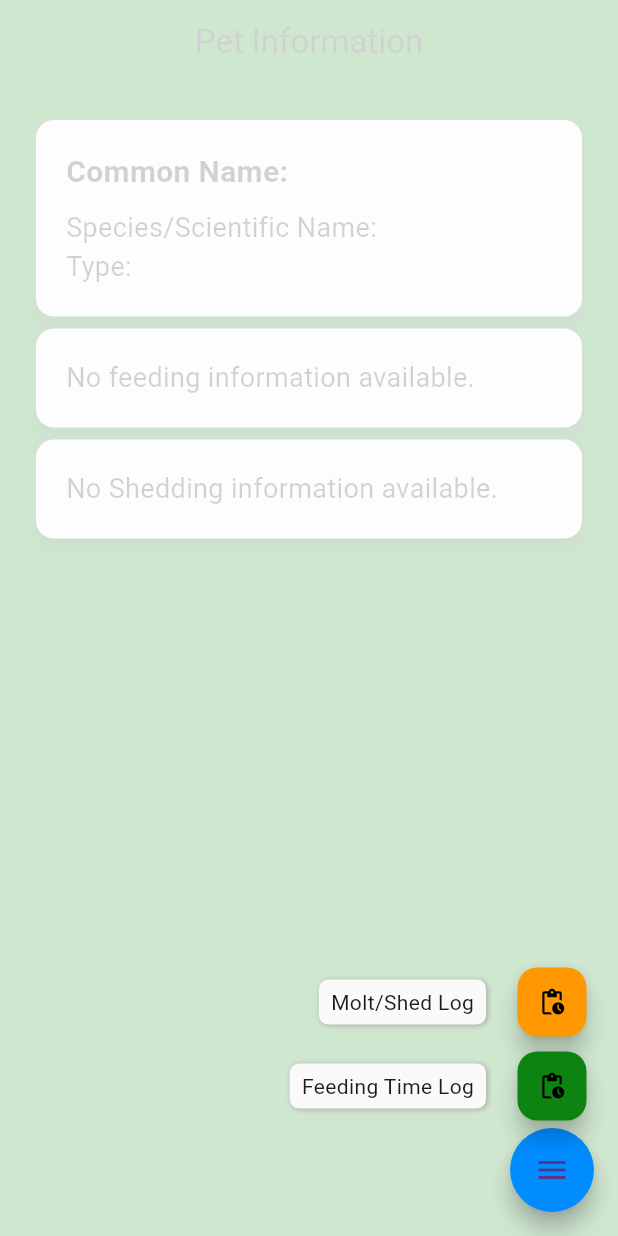
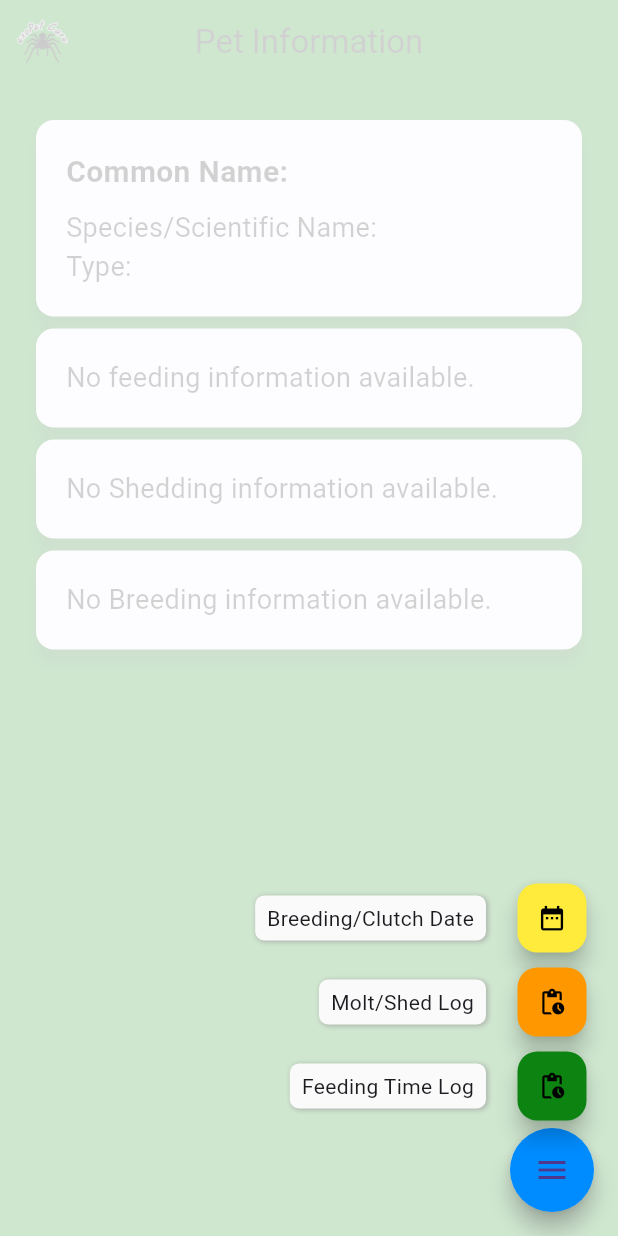
Before and after one commit to amabee/exopet, a Flutter app: the PetInformationPage screen opened directly with empty values, after a tap on the "menu" icon, on a phone screen of 412 x 824 dp. Run offline on Flutter 3.47's test engine with Material 3 defaults, Android fonts, the light colour scheme and no system bars; drawn by our look-alikes of flutter_speed_dial; network calls fail.

Commit message:
updated code

```diff
--- a/lib/main.dart
+++ b/lib/main.dart
@@ -177,7 +177,7 @@ class HomePage extends StatelessWidget {
   }
 
   void login(BuildContext context, String username, String password) async {
-    var link = "http://192.168.1.3/exopet/pet.php/";
+    var link = "http://192.168.1.7/exopet/pet.php/";
 
     try {
       final jsonData = {
--- a/lib/pet_info.dart
+++ b/lib/pet_info.dart
@@ -16,40 +16,55 @@ class PetInformationPage extends StatelessWidget {
     required this.petType,
     required this.petSpecies,
     required this.id,
-
-
   }) : super(key: key);
 
   @override
   Widget build(BuildContext context) {
     return Scaffold(
       appBar: AppBar(
-        leading: Image.asset('assets/logo.png', width: 60),
+        leading: GestureDetector(
+            onTap: () {
+              Navigator.pop(context);
+            },
+            child: Image.asset('assets/logo.png', width: 60)),
         backgroundColor: Color.fromARGB(255, 13, 132, 17),
         centerTitle: true,
         title: Text('Pet Information'),
       ),
-      backgroundColor:Color.fromARGB(255, 13, 132, 17) ,
+      backgroundColor: Color.fromARGB(255, 13, 132, 17),
       floatingActionButton: SpeedDial(
         backgroundColor: const Color.fromARGB(255, 0, 140, 255),
         icon: Icons.menu,
         children: [
           SpeedDialChild(
-            child: Icon(Icons.pending_actions),
-            backgroundColor:  Color.fromARGB(255, 13, 132, 17,),
+            child: const Icon(Icons.pending_actions),
+            backgroundColor: const Color.fromARGB(
+              255,
+              13,
+              132,
+              17,
+            ),
             label: 'Feeding Time Log',
             onTap: () {
               showLastFoodDialog(context);
             },
           ),
           SpeedDialChild(
-            child: Icon(Icons.pending_actions),
+            child: const Icon(Icons.pending_actions),
             backgroundColor: Colors.orange,
             label: 'Molt/Shed Log',
             onTap: () {
               _showSheddingDateTimePicker(context);
             },
           ),
+          SpeedDialChild(
+            child: const Icon(Icons.date_range),
+            backgroundColor: Colors.yellow,
+            label: 'Breeding/Clutch Date',
+            onTap: () {
+              _showBreedingDatePicker(context);
+            },
+          )
         ],
       ),
       body: Padding(
@@ -77,7 +92,6 @@ class PetInformationPage extends StatelessWidget {
                       'Type: $petType',
                       style: TextStyle(fontSize: 18),
                     ),
-
                   ],
                 ),
               ),
@@ -185,6 +199,58 @@ class PetInformationPage extends StatelessWidget {
                 }
               },
             ),
+
+            FutureBuilder<List<String>?>(
+              future: fetBreedingInfo(id),
+              builder: (context, snapshot) {
+                if (snapshot.connectionState == ConnectionState.waiting) {
+                  return Center(child: CircularProgressIndicator());
+                } else if (snapshot.hasError) {
+                  return Text('Error: ${snapshot.error}');
+                } else {
+                  final List<String>? lastFed = snapshot.data;
+                  if (lastFed != null && lastFed.isNotEmpty) {
+                    return Card(
+                      elevation: 5,
+                      child: Padding(
+                        padding: const EdgeInsets.all(20.0),
+                        child: Column(
+                          crossAxisAlignment: CrossAxisAlignment.start,
+                          children: [
+                            const Text(
+                              'BREEDING INFORMATION',
+                              style: TextStyle(
+                                  fontSize: 20, fontWeight: FontWeight.bold),
+                            ),
+                            SizedBox(height: 10),
+                            Column(
+                              crossAxisAlignment: CrossAxisAlignment.start,
+                              children: lastFed.map((timestamp) {
+                                return Text(
+                                  "• $timestamp",
+                                  style: TextStyle(fontSize: 18),
+                                );
+                              }).toList(),
+                            ),
+                          ],
+                        ),
+                      ),
+                    );
+                  } else {
+                    return const Card(
+                      elevation: 5,
+                      child: Padding(
+                        padding: const EdgeInsets.all(20.0),
+                        child: Text(
+                          'No Breeding information available.',
+                          style: TextStyle(fontSize: 18),
+                        ),
+                      ),
+                    );
+                  }
+                }
+              },
+            ),
           ],
         ),
       ),
@@ -242,13 +308,10 @@ class PetInformationPage extends StatelessWidget {
           actions: <Widget>[
             TextButton(
               onPressed: () {
-                // Call _showFeedingDateTimePicker without await
                 _showFeedingDateTimePicker(context, thefood)
                     .then((selectedDateTime) {
-                  if (selectedDateTime != null) {
-                    // Optionally, you can handle the selectedDateTime here
-                  }
-                  Navigator.of(context).pop(); // Close the dialog
+                  if (selectedDateTime != null) {}
+                  Navigator.of(context).pop();
                 });
               },
               child: Text('OK'),
@@ -289,8 +352,37 @@ class PetInformationPage extends StatelessWidget {
     }
   }
 
+  void _showBreedingDatePicker(BuildContext context) async {
+    final DateTime? pickedDate = await showDatePicker(
+      context: context,
+      initialDate: DateTime.now(),
+      firstDate: DateTime(2020),
+      lastDate: DateTime(2025),
+    );
+
+    if (pickedDate != null) {
+      _showClutchDatePicker(context, pickedDate);
+      print('Selected Date: $pickedDate');
+    }
+  }
+
+  void _showClutchDatePicker(BuildContext context, DateTime breedDate) async {
+    final DateTime? cdate = await showDatePicker(
+      context: context,
+      initialDate: breedDate,
+      firstDate: breedDate,
+      lastDate: DateTime(2025),
+    );
+
+    if (cdate != null) {
+      addBreedingDate(id, breedDate, cdate);
+      print('Selected Clutch Date: $cdate');
+    }
+  }
+}
+
 Future<List<String>?> fetchLastFed(int petid) async {
-    var link = "http://192.168.180.62/exopet/pet.php/";
+  var link = "http://192.168.1.7/exopet/pet.php/";
 
   final Map<String, dynamic> json = {"pet_id": petid};
   final query = {
@@ -308,9 +400,10 @@ class PetInformationPage extends StatelessWidget {
         // Extract all the last fed timestamps from the entries
         final timestamps = res.map((entry) {
           final String lastfed = entry['lastfed'] as String;
-            final String? food = entry['typeof_food']
-                as String?;
-            return food != null ? "Last fed: $lastfed (Type of food: $food)" : lastfed;
+          final String? food = entry['typeof_food'] as String?;
+          return food != null
+              ? "Last fed: $lastfed (Type of food: $food)"
+              : lastfed;
         }).toList();
 
         return timestamps;
@@ -326,7 +419,7 @@ class PetInformationPage extends StatelessWidget {
 }
 
 Future<List<String>?> fetchLastShed(int petid) async {
-    var link = "http://192.168.180.62/exopet/pet.php/";
+  var link = "http://192.168.1.7/exopet/pet.php/";
 
   final Map<String, dynamic> json = {"pet_id": petid};
   final query = {
@@ -343,9 +436,8 @@ class PetInformationPage extends StatelessWidget {
       print("DATA RESPONSE: $res");
       if (res is List && res.isNotEmpty) {
         final timestamps = res
-              .map((entry) => entry['lastshed'] != null
-                  ? entry['lastshed'] as String
-                  : null)
+            .map((entry) =>
+                entry['lastshed'] != null ? entry['lastshed'] as String : null)
             .where((timestamp) => timestamp != null)
             .cast<String>()
             .toList();
@@ -362,9 +454,8 @@ class PetInformationPage extends StatelessWidget {
 }
 
 Future<void> addFeedingTime(int petid, DateTime lastfed, String food) async {
-    var link = "http://192.168.180.62/exopet/pet.php";
+  var link = "http://192.168.1.7/exopet/pet.php";
 
-    // Convert DateTime to a string representation
   String formattedDate = lastfed.toIso8601String();
 
   final Map<String, dynamic> json = {
@@ -389,15 +480,11 @@ class PetInformationPage extends StatelessWidget {
 }
 
 Future<void> addSheddingTime(int petid, DateTime lastfed) async {
-    var link = "http://192.168.180.62/exopet/pet.php";
+  var link = "http://192.168.1.7/exopet/pet.php";
 
-    // Convert DateTime to a string representation
   String formattedDate = lastfed.toIso8601String();
 
-    final Map<String, dynamic> json = {
-      "petid": petid,
-      "lastshed": formattedDate
-    };
+  final Map<String, dynamic> json = {"petid": petid, "lastshed": formattedDate};
   final Map<String, dynamic> query = {
     "operation": "addlastshed",
     "json": jsonEncode(json)
@@ -413,4 +500,71 @@ class PetInformationPage extends StatelessWidget {
     print('Error adding last fed: $error');
   }
 }
+
+Future<List<String>?> fetBreedingInfo(int petid) async {
+  var link = "http://192.168.1.7/exopet/pet.php/";
+
+  final Map<String, dynamic> json = {"pet_id": petid};
+  final query = {
+    "operation": "getbreed",
+    "json": jsonEncode(json),
+  };
+
+  try {
+    final response =
+        await http.get(Uri.parse(link).replace(queryParameters: query));
+
+    if (response.statusCode == 200) {
+      final res = jsonDecode(response.body);
+      if (res is List && res.isNotEmpty) {
+        final timestamps = res.map((entry) {
+          final String breeddate = entry['bdate'] as String;
+          final String? cdate = entry['cdate'] as String?;
+          return cdate != null
+              ? "Breeding Date: $breeddate (Clutch Date: $cdate)"
+              : breeddate;
+        }).toList();
+        return timestamps;
+      } else {
+        print("Invalid data format received from API");
+        return null;
       }
+    }
+  } catch (error) {
+    print("Runtime Error: $error");
+  }
+  return null;
+}
+
+Future<void> addBreedingDate(int petid, DateTime bdate, DateTime cdate) async {
+  var link = "http://192.168.1.7/exopet/pet.php";
+
+  String formattedBDate = bdate.toIso8601String();
+  String formattedCDate = cdate.toIso8601String();
+
+  final Map<String, dynamic> json = {
+    "petid": petid,
+    "bdate": formattedBDate,
+    "cdate": formattedCDate
+  };
+  final Map<String, dynamic> query = {
+    "operation": "addbreed",
+    "json": jsonEncode(json)
+  };
+  try {
+    final response = await http.post(Uri.parse(link), body: query);
+    if (response.statusCode == 200) {
+      var res = jsonDecode(response.body);
+
+      if (res == "1") {
+        print('Added Breeding data successfully!');
+      } else {
+        print("Something went wrong: $res");
+      }
+    } else {
+      print('Failed to add Breeding data: ${response.reasonPhrase}');
+    }
+  } catch (error) {
+    print('Error adding Breeding data: $error');
+  }
+}
```
Also changed, not shown: lib/dashboard.dart (+4 -4 lines), assets/logo.png (added), flutter_03.png (added). Lines whose indentation alone changed are shown as unchanged.
